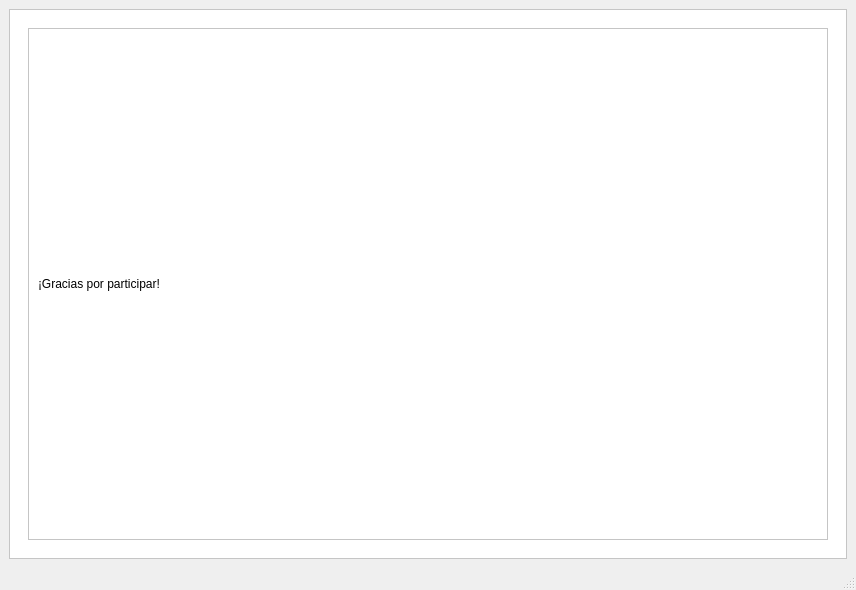
Before: the Qt Designer form test.ui in lguirula/DreamTech, drawn with Qt 5.
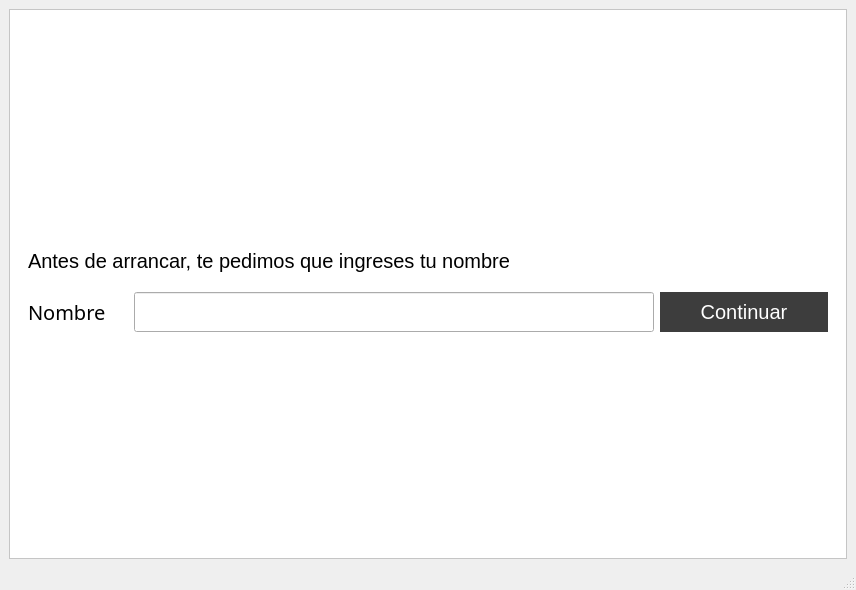
After: the same form once the commit is applied.

Commit message: Login + Guardado en carpetas

```diff
--- a/test.ui
+++ b/test.ui
@@ -69,8 +69,130 @@
 }</string>
          </property>
          <property name="currentIndex">
-          <number>2</number>
+          <number>0</number>
          </property>
+         <widget class="QWidget" name="login">
+          <layout class="QHBoxLayout" name="horizontalLayout_6">
+           <item>
+            <layout class="QVBoxLayout" name="verticalLayout_5">
+             <item>
+              <spacer name="verticalSpacer_2">
+               <property name="orientation">
+                <enum>Qt::Vertical</enum>
+               </property>
+               <property name="sizeHint" stdset="0">
+                <size>
+                 <width>20</width>
+                 <height>40</height>
+                </size>
+               </property>
+              </spacer>
+             </item>
+             <item>
+              <widget class="QLabel" name="label_3">
+               <property name="minimumSize">
+                <size>
+                 <width>0</width>
+                 <height>50</height>
+                </size>
+               </property>
+               <property name="styleSheet">
+                <string notr="true">font-size: 20px;</string>
+               </property>
+               <property name="text">
+                <string>Antes de arrancar, te pedimos que ingreses tu nombre</string>
+               </property>
+              </widget>
+             </item>
+             <item>
+              <layout class="QHBoxLayout" name="horizontalLayout_5">
+               <item>
+                <widget class="QLabel" name="label_2">
+                 <property name="maximumSize">
+                  <size>
+                   <width>100</width>
+                   <height>16777215</height>
+                  </size>
+                 </property>
+                 <property name="font">
+                  <font>
+                   <family>Arial Black</family>
+                   <pointsize>-1</pointsize>
+                   <weight>9</weight>
+                   <italic>false</italic>
+                   <bold>false</bold>
+                  </font>
+                 </property>
+                 <property name="styleSheet">
+                  <string notr="true">font-size: 20px;</string>
+                 </property>
+                 <property name="text">
+                  <string>Nombre</string>
+                 </property>
+                </widget>
+               </item>
+               <item>
+                <widget class="QLineEdit" name="enter_name">
+                 <property name="minimumSize">
+                  <size>
+                   <width>0</width>
+                   <height>40</height>
+                  </size>
+                 </property>
+                 <property name="maximumSize">
+                  <size>
+                   <width>520</width>
+                   <height>16777215</height>
+                  </size>
+                 </property>
+                 <property name="font">
+                  <font>
+                   <pointsize>12</pointsize>
+                  </font>
+                 </property>
+                </widget>
+               </item>
+               <item>
+                <widget class="QPushButton" name="bt_cont">
+                 <property name="minimumSize">
+                  <size>
+                   <width>0</width>
+                   <height>40</height>
+                  </size>
+                 </property>
+                 <property name="maximumSize">
+                  <size>
+                   <width>200</width>
+                   <height>16777215</height>
+                  </size>
+                 </property>
+                 <property name="styleSheet">
+                  <string notr="true">font-size: 20px;</string>
+                 </property>
+                 <property name="text">
+                  <string>Continuar</string>
+                 </property>
+                </widget>
+               </item>
+              </layout>
+             </item>
+             <item>
+              <spacer name="verticalSpacer">
+               <property name="orientation">
+                <enum>Qt::Vertical</enum>
+               </property>
+               <property name="sizeHint" stdset="0">
+                <size>
+                 <width>20</width>
+                 <height>40</height>
+                </size>
+               </property>
+              </spacer>
+             </item>
+            </layout>
+           </item>
+          </layout>
+         </widget>
          <widget class="QWidget" name="consigna">
           <layout class="QVBoxLayout" name="verticalLayout">
            <item>
```
The commit also changes 1 other file.
